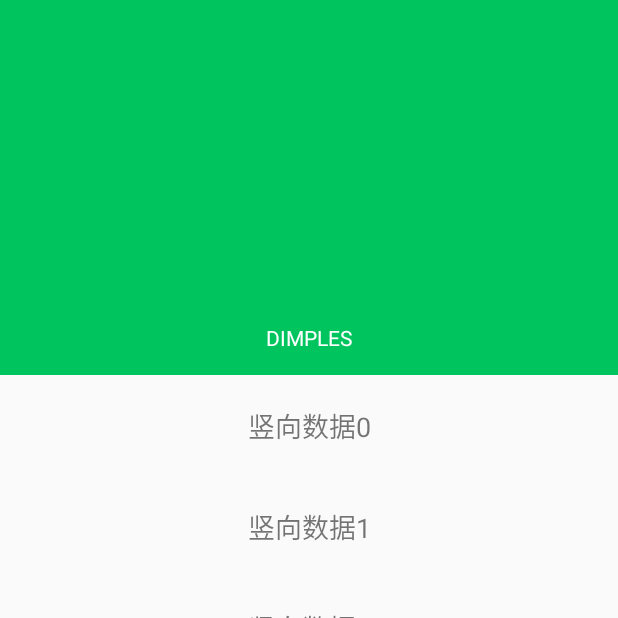
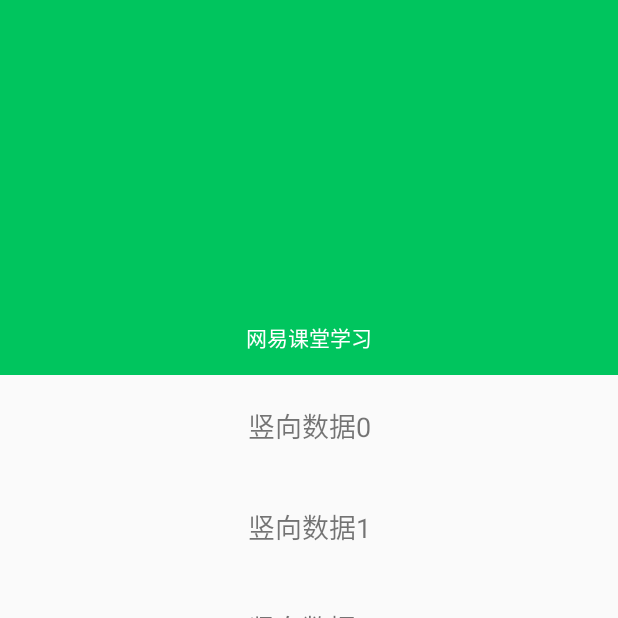
Before and after one commit to dimples9527/DIMPLES-ANDROID, an Android app: the screen it shows after launch (MainActivity), on a phone screen of 412 x 824 dp, the top half of it. Run offline under Robolectric (Android 15) with nearby library versions, the phone set to English and light mode, and no system bars; our stand-ins replace ButterKnife.

```diff
--- a/app/build.gradle
+++ b/app/build.gradle
@@ -4,7 +4,7 @@ android {
     compileSdkVersion 28
     defaultConfig {
         applicationId "com.dimples"
-        minSdkVersion 24
+        minSdkVersion 22
         targetSdkVersion 28
         versionCode 1
         versionName "1.0"
--- a/app/src/main/AndroidManifest.xml
+++ b/app/src/main/AndroidManifest.xml
@@ -26,6 +26,8 @@
                 <category android:name="android.intent.category.LAUNCHER" />
             </intent-filter>
         </activity>
+        <!--BookDetail Activity-->
+        <activity android:name=".ui.main.book.view.BookDetailActivity" />
     </application>
 
 </manifest>
--- a/app/src/main/java/com/dimples/base/BaseFragment.java
+++ b/app/src/main/java/com/dimples/base/BaseFragment.java
@@ -1,6 +1,7 @@
 package com.dimples.base;
 
 import android.annotation.SuppressLint;
+import android.app.Activity;
 import android.content.Context;
 import android.os.Bundle;
 import android.support.annotation.NonNull;
@@ -21,11 +22,13 @@ public abstract class BaseFragment extends LifeCircleMvpFragment {
 
     private static final String D_TAG = "D-BaseFragment";
     public Context context;
+    public Activity mActivity;
 
     @Override
     public void onAttach(Context context) {
         super.onAttach(context);
         this.context = context;
+        mActivity = getActivity();
     }
 
     @Nullable
--- a/app/src/main/java/com/dimples/ui/main/MainActivity.java
+++ b/app/src/main/java/com/dimples/ui/main/MainActivity.java
@@ -4,7 +4,6 @@ import android.support.design.widget.BottomNavigationView;
 import android.support.design.widget.FloatingActionButton;
 import android.support.v4.app.Fragment;
 import android.util.Log;
-import android.widget.FrameLayout;
 
 import com.dimples.R;
 import com.dimples.base.BaseActivity;
--- a/app/src/main/java/com/dimples/ui/main/book/BookFragment.java
+++ b/app/src/main/java/com/dimples/ui/main/book/BookFragment.java
@@ -46,7 +46,7 @@ public class BookFragment extends BaseFragment {
      */
     private void initRecyclerView() {
         rlContentMain.setLayoutManager(new LinearLayoutManager(context));
-        rlContentMain.setAdapter(new BookAdapter(context, BookDataManger.getdData()));
+        rlContentMain.setAdapter(new BookAdapter(mActivity, BookDataManger.getdData()));
     }
 
     /**
--- a/app/src/main/java/com/dimples/ui/main/book/adapter/BookAdapter.java
+++ b/app/src/main/java/com/dimples/ui/main/book/adapter/BookAdapter.java
@@ -1,6 +1,7 @@
 package com.dimples.ui.main.book.adapter;
 
 import android.annotation.SuppressLint;
+import android.app.Activity;
 import android.content.Context;
 import android.support.annotation.NonNull;
 import android.support.v7.widget.LinearLayoutManager;
@@ -8,20 +9,25 @@ import android.support.v7.widget.RecyclerView;
 import android.view.LayoutInflater;
 import android.view.View;
 import android.view.ViewGroup;
+import android.widget.RelativeLayout;
 import android.widget.TextView;
+import android.widget.Toast;
 
 import com.dimples.R;
 import com.dimples.ui.main.book.dto.BookBean;
+import com.dimples.ui.main.book.view.BookDetailActivity;
 
 import java.util.List;
 
 public class BookAdapter extends RecyclerView.Adapter {
 
     private List<BookBean> data;
-    private Context context;
+    private Activity mActivity;
+    private RecyclerView.RecycledViewPool recycledViewPool;
 
-    public BookAdapter(Context context, List<BookBean> data) {
-        this.context = context;
+    public BookAdapter(Activity activity, List<BookBean> data) {
+        recycledViewPool = new RecyclerView.RecycledViewPool();
+        this.mActivity = activity;
         this.data = data;
     }
 
@@ -39,7 +45,7 @@ public class BookAdapter extends RecyclerView.Adapter {
         if (i == BookBean.IBookItemType.VERTICAL) {
             View inflate = LayoutInflater.from(viewGroup.getContext()).inflate(R.layout.item_book_fragment, null);
             return new BookViewHolder(inflate);
-        } else if (i == BookBean.IBookItemType.HORIZANTAL) {
+        } else if (i == BookBean.IBookItemType.HORIZONTAL) {
             View inflate = LayoutInflater.from(viewGroup.getContext()).inflate(R.layout.item_book_fragment_h, null);
             return new BookViewHolderH(inflate);
         }
@@ -57,10 +63,11 @@ public class BookAdapter extends RecyclerView.Adapter {
         BookBean bookBean = data.get(i);
         if (viewHolder instanceof BookViewHolder) {
             ((BookViewHolder) viewHolder).textView.setText(bookBean.getDesc());
+            //传递数据，保存数据到View中,通过view.getTag()获取
+            ((BookViewHolder) viewHolder).itemView.setTag(i);
         } else if (viewHolder instanceof BookViewHolderH) {
             RecyclerView recyclerView = ((BookViewHolderH) viewHolder).recyclerView;
-            recyclerView.setLayoutManager(new LinearLayoutManager(context, LinearLayoutManager.HORIZONTAL, false));
-            recyclerView.setAdapter(new BookAdapter(context,bookBean.getData()));
+            recyclerView.setAdapter(new BookAdapter(mActivity, bookBean.getData()));
         }
     }
 
@@ -86,6 +93,8 @@ public class BookAdapter extends RecyclerView.Adapter {
         BookViewHolder(@NonNull View itemView) {
             super(itemView);
             textView = itemView.findViewById(R.id.tv_item_book);
+            //点击事件绑定
+            this.itemView.setOnClickListener(v -> BookDetailActivity.start_5_0(mActivity, textView));
         }
     }
 
@@ -96,6 +105,12 @@ public class BookAdapter extends RecyclerView.Adapter {
         BookViewHolderH(@NonNull View itemView) {
             super(itemView);
             recyclerView = itemView.findViewById(R.id.rc_item_book_h);
+            LinearLayoutManager layoutManager = new LinearLayoutManager(mActivity, LinearLayoutManager.HORIZONTAL, false);
+            //显示条目创建优化
+            layoutManager.setRecycleChildrenOnDetach(true);
+            recyclerView.setLayoutManager(layoutManager);
+            recyclerView.setRecycledViewPool(recycledViewPool);
+
         }
     }
 }
--- a/app/src/main/java/com/dimples/ui/main/book/dto/BookBean.java
+++ b/app/src/main/java/com/dimples/ui/main/book/dto/BookBean.java
@@ -46,6 +46,6 @@ public class BookBean {
 
     public interface IBookItemType{
         int VERTICAL = 0;
-        int HORIZANTAL = 1;
+        int HORIZONTAL = 1;
     }
 }
--- a/app/src/main/java/com/dimples/ui/main/book/dto/BookDataManger.java
+++ b/app/src/main/java/com/dimples/ui/main/book/dto/BookDataManger.java
@@ -42,12 +42,12 @@ public class BookDataManger {
         List<BookBean> data = new ArrayList<>(getVerData(5));
         BookBean bookBean1 = new BookBean();
         bookBean1.setData(getHorData(10));
-        bookBean1.setItemType(BookBean.IBookItemType.HORIZANTAL);
+        bookBean1.setItemType(BookBean.IBookItemType.HORIZONTAL);
         data.add(bookBean1);
         data.addAll(getVerData(6));
         BookBean bookBean2 = new BookBean();
         bookBean2.setData(getHorData(11));
-        bookBean2.setItemType(BookBean.IBookItemType.HORIZANTAL);
+        bookBean2.setItemType(BookBean.IBookItemType.HORIZONTAL);
         data.add(bookBean2);
         return data;
     }
--- a/app/src/main/res/layout/item_book_fragment.xml
+++ b/app/src/main/res/layout/item_book_fragment.xml
@@ -1,7 +1,8 @@
 <?xml version="1.0" encoding="utf-8"?>
 <RelativeLayout xmlns:android="http://schemas.android.com/apk/res/android"
     android:layout_width="match_parent"
-    android:layout_height="match_parent">
+    android:layout_height="match_parent"
+    android:id="@+id/rl_item_book">
 
     <TextView
         android:id="@+id/tv_item_book"
--- a/app/src/main/res/values/strings.xml
+++ b/app/src/main/res/values/strings.xml
@@ -1,6 +1,6 @@
 <resources>
     <!--APP Name-->
-    <string name="app_name">DIMPLES</string>
+    <string name="app_name">网易课堂学习</string>
 
     <!--Home-->
     <string name="book">书架</string>
```
Also changed, not shown: app/src/main/java/com/dimples/ui/main/book/view/BookDetailActivity.java (added, +56 -0 lines), app/src/main/res/layout/activity_book_detail.xml (added, +14 -0 lines), 1 other file.
